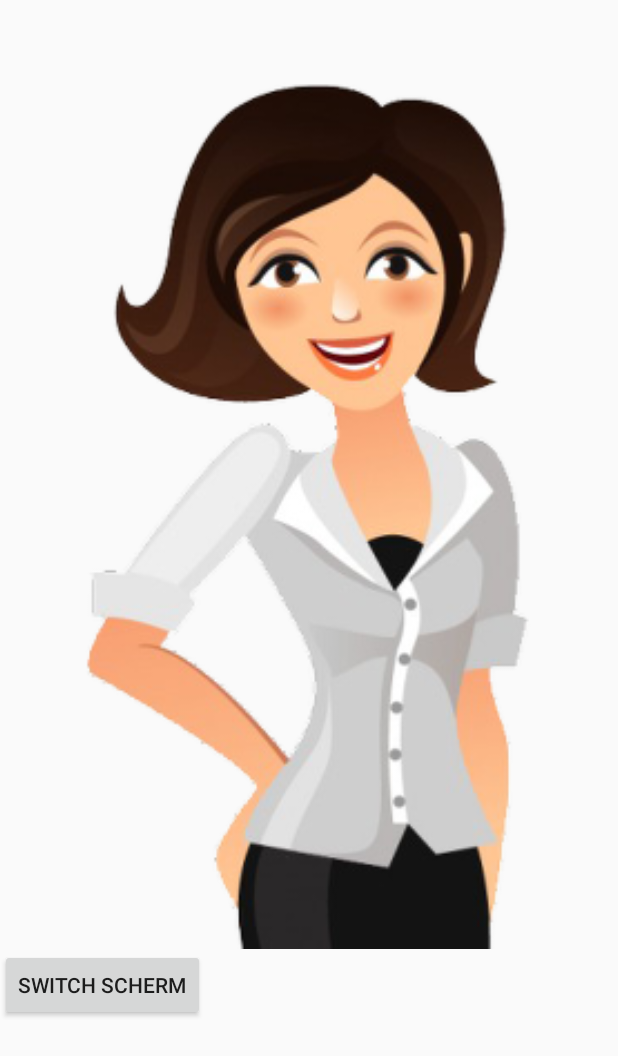
After one commit to Ayoub3738/ProjectPAD07, an Android app: the layout activity_avatar.xml on its own in the app's theme, with its tools: preview values and no code run, on a phone screen of 412 x 824 dp. The commit adds this screen. Shown: the top 1056 px of the screen. Run offline under Robolectric (Android 15) with nearby library versions, the phone set to English and light mode, and no system bars.

Commit message:
Start van avatar

```diff
--- /dev/null
+++ b/SmokeS/app/src/main/java/com/example/ayoubelyaghmouri/smokes/Avatar.java
@@ -0,0 +1,9 @@
+package com.example.ayoubelyaghmouri.smokes;
+
+/**
+ * Created by ThomasSchool on 4/26/2017.
+ */
+
+public class Avatar {
+
+}
--- /dev/null
+++ b/SmokeS/app/src/main/res/layout/activity_avatar.xml
@@ -0,0 +1,20 @@
+<?xml version="1.0" encoding="utf-8"?>
+<LinearLayout xmlns:android="http://schemas.android.com/apk/res/android"
+    xmlns:app="http://schemas.android.com/apk/res-auto"
+    android:orientation="vertical" android:layout_width="match_parent"
+    android:layout_height="match_parent"
+    android:weightSum="1">
+
+    <ImageView
+        android:id="@+id/imageView"
+        android:layout_width="match_parent"
+        android:layout_height="wrap_content"
+        android:layout_weight="0.71"
+        app:srcCompat="@drawable/womancartooncharacterfull" />
+
+    <Button
+        android:id="@+id/button2"
+        android:layout_width="wrap_content"
+        android:layout_height="wrap_content"
+        android:text="switch scherm" />
+</LinearLayout>
--- a/SmokeS/app/src/main/res/layout/app_bar_main.xml
+++ b/SmokeS/app/src/main/res/layout/app_bar_main.xml
@@ -20,8 +20,6 @@
 
     </android.support.design.widget.AppBarLayout>
 
-    <include layout="@layout/content_main" />
-
     <android.support.design.widget.FloatingActionButton
         android:id="@+id/fab"
         android:layout_width="wrap_content"
@@ -30,4 +28,6 @@
         android:layout_margin="@dimen/fab_margin"
         app:srcCompat="@android:drawable/ic_dialog_email" />
 
+    <include layout="@layout/content_main" />
+
 </android.support.design.widget.CoordinatorLayout>
```
